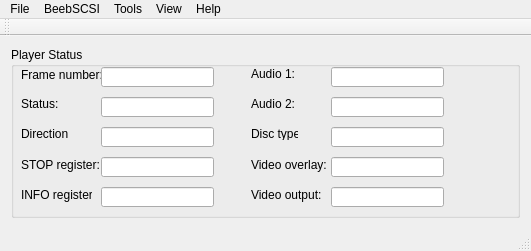
simoninns/VP415Emu, file ui/mainwindow.ui: the form before one commit.
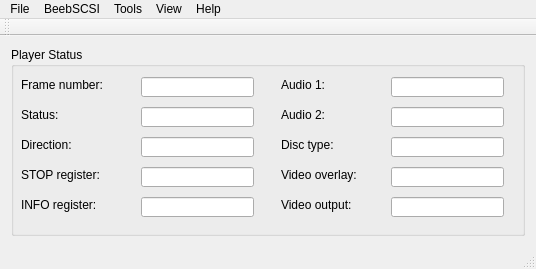
The form after the commit.

Commit message: Quick fix to the main window to make it work under ubuntu again

Patch:
```diff
--- a/ui/mainwindow.ui
+++ b/ui/mainwindow.ui
@@ -6,8 +6,8 @@
    <rect>
     <x>0</x>
     <y>0</y>
-    <width>531</width>
-    <height>251</height>
+    <width>536</width>
+    <height>269</height>
    </rect>
   </property>
   <property name="windowTitle">
@@ -15,7 +15,7 @@
   </property>
   <widget class="QWidget" name="centralWidget">
    <layout class="QGridLayout" name="gridLayout_2">
-    <item row="0" column="1">
+    <item row="0" column="0">
      <widget class="QGroupBox" name="playerStatusGroupBox">
       <property name="title">
        <string>Player Status</string>
@@ -24,8 +24,8 @@
        <property name="geometry">
         <rect>
          <x>10</x>
-         <y>20</y>
-         <width>81</width>
+         <y>30</y>
+         <width>111</width>
          <height>16</height>
         </rect>
        </property>
@@ -36,8 +36,8 @@
       <widget class="QLineEdit" name="playerFrameNumber">
        <property name="geometry">
         <rect>
-         <x>90</x>
-         <y>20</y>
+         <x>130</x>
+         <y>30</y>
          <width>113</width>
          <height>20</height>
         </rect>
@@ -50,9 +50,9 @@
        <property name="geometry">
         <rect>
          <x>10</x>
-         <y>50</y>
-         <width>47</width>
-         <height>13</height>
+         <y>60</y>
+         <width>101</width>
+         <height>16</height>
         </rect>
        </property>
        <property name="text">
@@ -63,9 +63,9 @@
        <property name="geometry">
         <rect>
          <x>10</x>
-         <y>80</y>
-         <width>47</width>
-         <height>13</height>
+         <y>90</y>
+         <width>101</width>
+         <height>16</height>
         </rect>
        </property>
        <property name="text">
@@ -76,8 +76,8 @@
        <property name="geometry">
         <rect>
          <x>10</x>
-         <y>110</y>
-         <width>81</width>
+         <y>120</y>
+         <width>101</width>
          <height>16</height>
         </rect>
        </property>
@@ -89,8 +89,8 @@
        <property name="geometry">
         <rect>
          <x>10</x>
-         <y>140</y>
-         <width>71</width>
+         <y>150</y>
+         <width>101</width>
          <height>16</height>
         </rect>
        </property>
@@ -101,8 +101,8 @@
       <widget class="QLineEdit" name="playerStatus">
        <property name="geometry">
         <rect>
-         <x>90</x>
-         <y>50</y>
+         <x>130</x>
+         <y>60</y>
          <width>113</width>
          <height>20</height>
         </rect>
@@ -114,8 +114,8 @@
       <widget class="QLineEdit" name="playerDirection">
        <property name="geometry">
         <rect>
-         <x>90</x>
-         <y>80</y>
+         <x>130</x>
+         <y>90</y>
          <width>113</width>
          <height>20</height>
         </rect>
@@ -127,8 +127,8 @@
       <widget class="QLineEdit" name="playerStopRegister">
        <property name="geometry">
         <rect>
-         <x>90</x>
-         <y>110</y>
+         <x>130</x>
+         <y>120</y>
          <width>113</width>
          <height>20</height>
         </rect>
@@ -140,8 +140,8 @@
       <widget class="QLineEdit" name="playerInfoRegister">
        <property name="geometry">
         <rect>
-         <x>90</x>
-         <y>140</y>
+         <x>130</x>
+         <y>150</y>
          <width>113</width>
          <height>20</height>
         </rect>
@@ -153,10 +153,10 @@
       <widget class="QLabel" name="label_6">
        <property name="geometry">
         <rect>
-         <x>240</x>
-         <y>20</y>
-         <width>47</width>
-         <height>13</height>
+         <x>270</x>
+         <y>30</y>
+         <width>101</width>
+         <height>16</height>
         </rect>
        </property>
        <property name="text">
@@ -166,10 +166,10 @@
       <widget class="QLabel" name="label_7">
        <property name="geometry">
         <rect>
-         <x>240</x>
-         <y>50</y>
-         <width>47</width>
-         <height>13</height>
+         <x>270</x>
+         <y>60</y>
+         <width>101</width>
+         <height>16</height>
         </rect>
        </property>
        <property name="text">
@@ -179,10 +179,10 @@
       <widget class="QLabel" name="label_8">
        <property name="geometry">
         <rect>
-         <x>240</x>
-         <y>80</y>
-         <width>47</width>
-         <height>13</height>
+         <x>270</x>
+         <y>90</y>
+         <width>101</width>
+         <height>16</height>
         </rect>
        </property>
        <property name="text">
@@ -192,8 +192,8 @@
       <widget class="QLineEdit" name="playerAudio1">
        <property name="geometry">
         <rect>
-         <x>320</x>
-         <y>20</y>
+         <x>380</x>
+         <y>30</y>
          <width>113</width>
          <height>20</height>
         </rect>
@@ -205,8 +205,8 @@
       <widget class="QLineEdit" name="playerAudio2">
        <property name="geometry">
         <rect>
-         <x>320</x>
-         <y>50</y>
+         <x>380</x>
+         <y>60</y>
          <width>113</width>
          <height>20</height>
         </rect>
@@ -218,8 +218,8 @@
       <widget class="QLineEdit" name="playerDiscType">
        <property name="geometry">
         <rect>
-         <x>320</x>
-         <y>80</y>
+         <x>380</x>
+         <y>90</y>
          <width>113</width>
          <height>20</height>
         </rect>
@@ -231,9 +231,9 @@
       <widget class="QLabel" name="label_9">
        <property name="geometry">
         <rect>
-         <x>240</x>
-         <y>110</y>
-         <width>81</width>
+         <x>270</x>
+         <y>120</y>
+         <width>101</width>
          <height>16</height>
         </rect>
        </property>
@@ -244,8 +244,8 @@
       <widget class="QLineEdit" name="playerVideoOverlay">
        <property name="geometry">
         <rect>
-         <x>320</x>
-         <y>110</y>
+         <x>380</x>
+         <y>120</y>
          <width>113</width>
          <height>20</height>
         </rect>
@@ -257,9 +257,9 @@
       <widget class="QLabel" name="label_10">
        <property name="geometry">
         <rect>
-         <x>240</x>
-         <y>140</y>
-         <width>71</width>
+         <x>270</x>
+         <y>150</y>
+         <width>101</width>
          <height>16</height>
         </rect>
        </property>
@@ -270,8 +270,8 @@
       <widget class="QLineEdit" name="playerVideoOutput">
        <property name="geometry">
         <rect>
-         <x>320</x>
-         <y>140</y>
+         <x>380</x>
+         <y>150</y>
          <width>113</width>
          <height>20</height>
         </rect>
@@ -289,8 +289,8 @@
     <rect>
      <x>0</x>
      <y>0</y>
-     <width>531</width>
-     <height>21</height>
+     <width>536</width>
+     <height>23</height>
     </rect>
    </property>
    <widget class="QMenu" name="menuFile">
```
